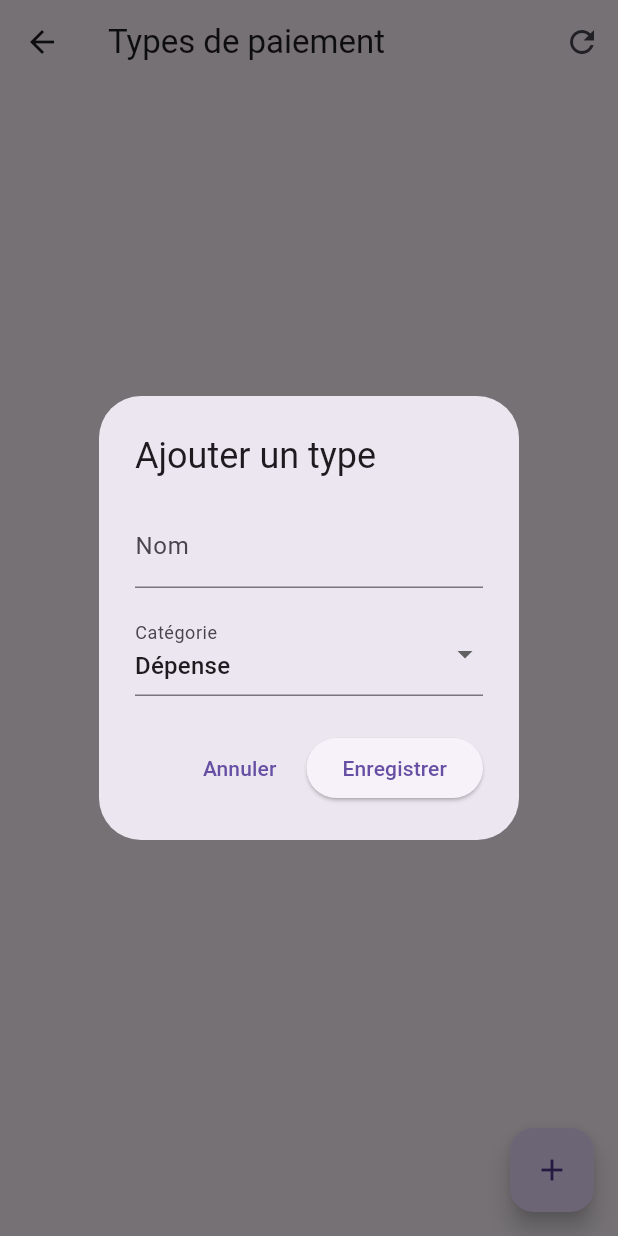
After one commit to DarkZangetsu/Gestion-caisse-, a Flutter app: the PaymentTypesPage screen opened by its route, after a tap on the "add" icon, on a phone screen of 412 x 824 dp. The commit adds this screen. Run offline on Flutter 3.47's test engine with Material 3 defaults, Android fonts, the phone set to English and light mode, and no system bars; our stand-ins replace flutter_riverpod, pdf, printing, supabase_flutter; accounts and stored records are empty.

Commit message:
update type de payement

```diff
--- a/lib/home_composantes/drawer.dart
+++ b/lib/home_composantes/drawer.dart
@@ -58,6 +58,11 @@ class MyDrawer extends StatelessWidget {
             texte: "ToDo List",
             onTap: () => Navigator.pushNamed(context, '/todos'),
           ),
+          DrawerListMenu(
+            icon: Icons.payment,
+            texte: "Types de paiement",
+            onTap: () => Navigator.pushNamed(context, '/payment-types'),
+          ),
           const DrawerListMenu(icon: Icons.settings, texte: "Paramètres"),
           const DrawerListMenu(icon: Icons.help_outline, texte: "Aide"),
         ],
--- a/lib/main.dart
+++ b/lib/main.dart
@@ -1,5 +1,6 @@
 import 'package:caisse/pages/PersonnelPage.dart';
 import 'package:caisse/pages/chantier_page.dart';
+import 'package:caisse/pages/payment_types_page.dart';
 import 'package:caisse/pages/todolist_page.dart';
 import 'package:flutter/material.dart';
 import 'package:flutter_riverpod/flutter_riverpod.dart';
@@ -34,6 +35,7 @@ class MyApp extends ConsumerWidget {
         '/chantier': (context) => const ChantierPage(),
         '/personnel': (context) => const PersonnelPage(),
         '/todos':(context) => const TodoListPage(),
+        '/payment-types':(context) => const PaymentTypesPage(),
       },
     );
   }
--- /dev/null
+++ b/lib/pages/payment_types_page.dart
@@ -0,0 +1,91 @@
+import 'package:flutter/material.dart';
+import 'package:flutter_riverpod/flutter_riverpod.dart';
+import 'package:uuid/uuid.dart';
+import '../models/payment_type.dart';
+import '../providers/payment_types_provider.dart';
+import '../widgets/paymenttype/payment_type_form.dart';
+import '../widgets/paymenttype/payment_type_list.dart';
+
+class PaymentTypesPage extends ConsumerStatefulWidget {
+  const PaymentTypesPage({Key? key}) : super(key: key);
+
+  @override
+  ConsumerState<PaymentTypesPage> createState() => _PaymentTypesPageState();
+}
+
+class _PaymentTypesPageState extends ConsumerState<PaymentTypesPage> {
+  @override
+  void initState() {
+    super.initState();
+    Future.microtask(() => ref.read(paymentTypesProvider.notifier).getPaymentTypes());
+  }
+
+  Future<void> _showAddDialog() async {
+    await showDialog(
+      context: context,
+      builder: (context) => PaymentTypeForm(
+        onSubmit: (name, category) async {
+          try {
+            final newPaymentType = PaymentType(
+              id: const Uuid().v4(),
+              name: name,
+              category: category,
+              createdAt: DateTime.now(),
+            );
+            await ref.read(paymentTypesProvider.notifier).createPaymentType(newPaymentType);
+            if (context.mounted) {
+              Navigator.pop(context);
+            }
+            return true;
+          } catch (e) {
+            return false;
+          }
+        },
+      ),
+    );
+  }
+
+  Future<void> _handleRefresh() async {
+    try {
+      await ref.read(paymentTypesProvider.notifier).refreshPaymentTypes();
+      if (mounted) {
+        ScaffoldMessenger.of(context).showSnackBar(
+          const SnackBar(
+            content: Text('Liste des types de paiement mise à jour'),
+            duration: Duration(seconds: 2),
+          ),
+        );
+      }
+    } catch (e) {
+      if (mounted) {
+        ScaffoldMessenger.of(context).showSnackBar(
+          SnackBar(
+            content: Text('Erreur lors de la mise à jour : ${e.toString()}'),
+            backgroundColor: Colors.red,
+            duration: const Duration(seconds: 3),
+          ),
+        );
+      }
+    }
+  }
+
+  @override
+  Widget build(BuildContext context) {
+    return Scaffold(
+      appBar: AppBar(
+        title: const Text('Types de paiement'),
+        actions: [
+          IconButton(
+            icon: const Icon(Icons.refresh),
+            onPressed: _handleRefresh,
+          ),
+        ],
+      ),
+      body: const PaymentTypeList(),
+      floatingActionButton: FloatingActionButton(
+        onPressed: _showAddDialog,
+        child: const Icon(Icons.add),
+      ),
+    );
+  }
+}
--- /dev/null
+++ b/lib/widgets/paymenttype/payment_type_form.dart
@@ -0,0 +1,166 @@
+import 'package:flutter/material.dart';
+
+class PaymentTypeForm extends StatefulWidget {
+  final String? initialName;
+  final String? initialCategory;
+  final Future<bool> Function(String name, String category) onSubmit;
+
+  const PaymentTypeForm({
+    Key? key,
+    this.initialName,
+    this.initialCategory,
+    required this.onSubmit,
+  }) : super(key: key);
+
+  @override
+  State<PaymentTypeForm> createState() => _PaymentTypeFormState();
+}
+
+class _PaymentTypeFormState extends State<PaymentTypeForm> {
+  late TextEditingController _nameController;
+  String _selectedCategory = 'dépense';
+  final _formKey = GlobalKey<FormState>();
+  bool _isLoading = false;
+
+  @override
+  void initState() {
+    super.initState();
+    _nameController = TextEditingController(text: widget.initialName);
+    if (widget.initialCategory != null) {
+      _selectedCategory = widget.initialCategory!;
+    }
+  }
+
+  @override
+  void dispose() {
+    _nameController.dispose();
+    super.dispose();
+  }
+
+  Future<void> _handleSubmit() async {
+    if (!_formKey.currentState!.validate()) return;
+
+    setState(() => _isLoading = true);
+
+    try {
+      final success = await widget.onSubmit(_nameController.text, _selectedCategory);
+      if (!mounted) return;
+
+      if (success) {
+        // Fermer le formulaire
+        Navigator.pop(context);
+
+        // Afficher le dialogue de confirmation
+        await showDialog(
+          context: context,
+          builder: (context) => AlertDialog(
+            title: const Text('Succès'),
+            content: Text(
+                widget.initialName == null
+                    ? 'Le type de paiement a été ajouté avec succès.'
+                    : 'Le type de paiement a été modifié avec succès.'
+            ),
+            actions: [
+              ElevatedButton(
+                onPressed: () => Navigator.pop(context),
+                child: const Text('OK'),
+              ),
+            ],
+          ),
+        );
+      }
+    } catch (e) {
+      if (!mounted) return;
+
+      // Afficher le dialogue d'erreur
+      await showDialog(
+        context: context,
+        builder: (context) => AlertDialog(
+          title: const Text('Erreur'),
+          content: Text(
+              'Une erreur est survenue lors de ${widget.initialName == null ? "l'ajout" : "la modification"} du type de paiement:\n${e.toString()}'
+          ),
+          actions: [
+            ElevatedButton(
+              onPressed: () => Navigator.pop(context),
+              child: const Text('OK'),
+            ),
+          ],
+        ),
+      );
+    } finally {
+      if (mounted) {
+        setState(() => _isLoading = false);
+      }
+    }
+  }
+
+  @override
+  Widget build(BuildContext context) {
+    return AlertDialog(
+      title: Text(widget.initialName == null ? 'Ajouter un type' : 'Modifier le type'),
+      content: Form(
+        key: _formKey,
+        child: Column(
+          mainAxisSize: MainAxisSize.min,
+          children: [
+            TextFormField(
+              controller: _nameController,
+              decoration: const InputDecoration(labelText: 'Nom'),
+              validator: (value) {
+                if (value == null || value.isEmpty) {
+                  return 'Veuillez entrer un nom';
+                }
+                return null;
+              },
+            ),
+            const SizedBox(height: 16),
+            DropdownButtonFormField<String>(
+              value: _selectedCategory,
+              decoration: const InputDecoration(
+                labelText: 'Catégorie',
+              ),
+              items: const [
+                DropdownMenuItem(
+                  value: 'revenu',
+                  child: Text('Revenu'),
+                ),
+                DropdownMenuItem(
+                  value: 'dépense',
+                  child: Text('Dépense'),
+                ),
+              ],
+              onChanged: (String? newValue) {
+                if (newValue != null) {
+                  setState(() {
+                    _selectedCategory = newValue;
+                  });
+                }
+              },
+            ),
+          ],
+        ),
+      ),
+      actions: [
+        TextButton(
+          onPressed: _isLoading ? null : () => Navigator.pop(context),
+          child: const Text('Annuler'),
+        ),
+        ElevatedButton(
+          onPressed: _isLoading ? null : () async {
+            await _handleSubmit();
+          },
+          child: _isLoading
+              ? const SizedBox(
+            width: 20,
+            height: 20,
+            child: CircularProgressIndicator(
+              strokeWidth: 2,
+            ),
+          )
+              : const Text('Enregistrer'),
+        ),
+      ],
+    );
+  }
+}
--- /dev/null
+++ b/lib/widgets/paymenttype/payment_type_list.dart
@@ -0,0 +1,33 @@
+import 'package:flutter/material.dart';
+import 'package:flutter_riverpod/flutter_riverpod.dart';
+import 'payment_type_card.dart';
+import '../../providers/payment_types_provider.dart';
+
+class PaymentTypeList extends ConsumerWidget {
+  const PaymentTypeList({Key? key}) : super(key: key);
+
+  @override
+  Widget build(BuildContext context, WidgetRef ref) {
+    final paymentTypesAsync = ref.watch(paymentTypesProvider);
+
+    return paymentTypesAsync.when(
+      data: (paymentTypes) {
+        if (paymentTypes.isEmpty) {
+          return const Center(child: Text('Aucun type de paiement trouvé'));
+        }
+        return ListView.builder(
+          itemCount: paymentTypes.length,
+          padding: const EdgeInsets.all(8),
+          itemBuilder: (context, index) {
+            final paymentType = paymentTypes[index];
+            return PaymentTypeCard(paymentType: paymentType);
+          },
+        );
+      },
+      loading: () => const Center(child: CircularProgressIndicator()),
+      error: (error, stack) => Center(
+        child: Text('Erreur: ${error.toString()}'),
+      ),
+    );
+  }
+}
```
Also changed, not shown: lib/providers/payment_types_provider.dart (+39 -0 lines), lib/services/database_helper.dart (+41 -1 lines), lib/widgets/paymenttype/payment_type_card.dart (added, +88 -0 lines).
